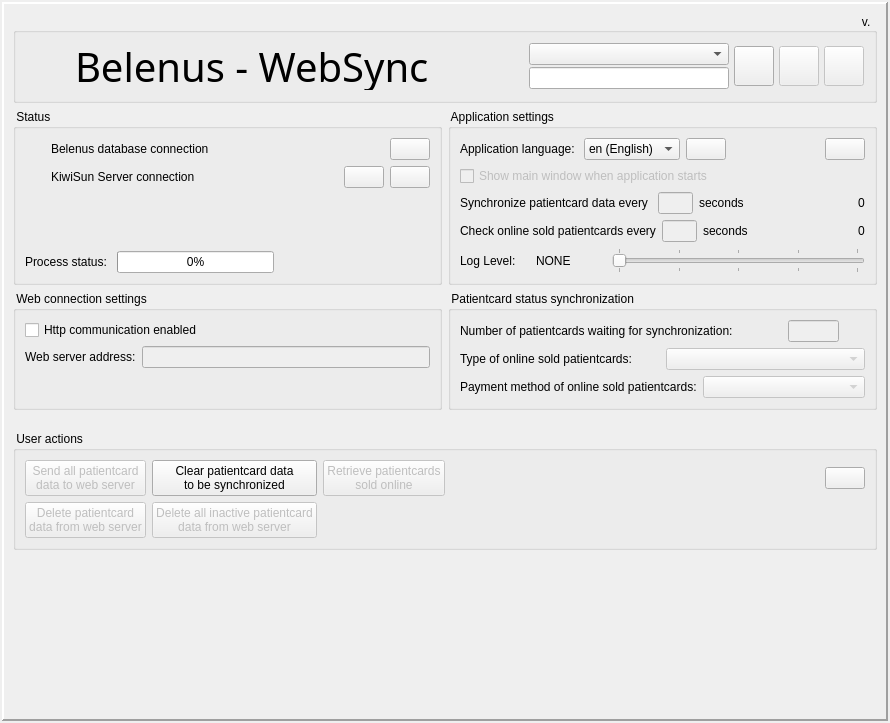
Qt form websync/dlgmain.ui (tbikfalvi/Belenus) before a commit.
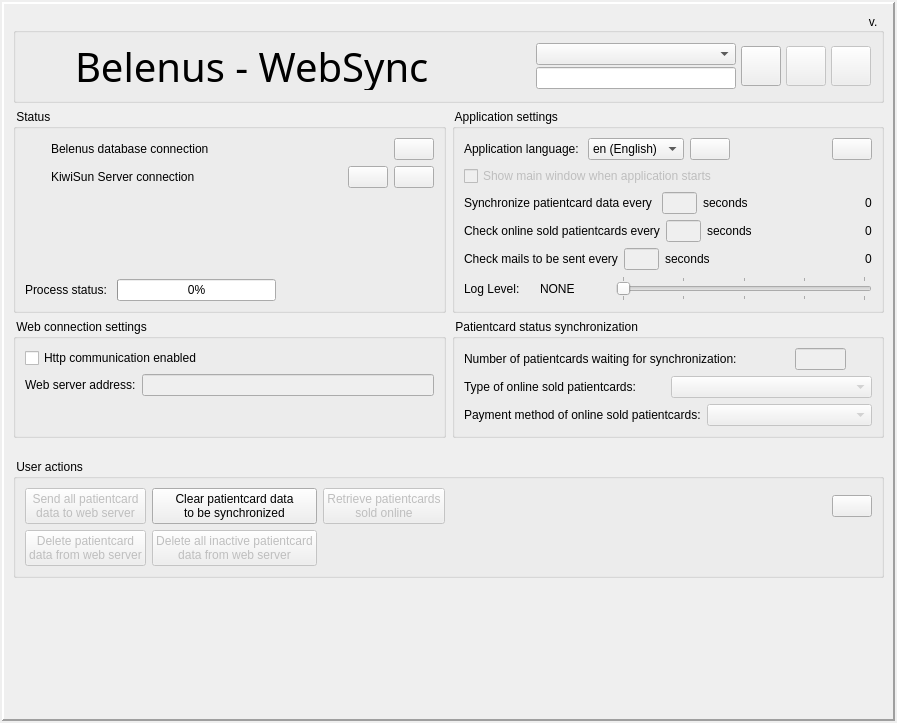
The same form after that commit. Icons and pictures are not drawn.

The edit to the form file:
```diff
--- a/websync/dlgmain.ui
+++ b/websync/dlgmain.ui
@@ -6,7 +6,7 @@
    <rect>
     <x>0</x>
     <y>0</y>
-    <width>890</width>
+    <width>897</width>
     <height>723</height>
    </rect>
   </property>
@@ -702,6 +702,57 @@
              </item>
             </layout>
            </item>
+           <item>
+            <layout class="QHBoxLayout" name="horizontalLayout_15">
+             <item>
+              <widget class="QLabel" name="lblTimerMailSendCheck">
+               <property name="text">
+                <string>Check mails to be sent every</string>
+               </property>
+              </widget>
+             </item>
+             <item>
+              <widget class="QLineEdit" name="ledTimerMailSendCheck">
+               <property name="enabled">
+                <bool>false</bool>
+               </property>
+               <property name="maximumSize">
+                <size>
+                 <width>35</width>
+                 <height>16777215</height>
+                </size>
+               </property>
+              </widget>
+             </item>
+             <item>
+              <widget class="QLabel" name="lblSeconds3">
+               <property name="text">
+                <string>seconds</string>
+               </property>
+              </widget>
+             </item>
+             <item>
+              <spacer name="horizontalSpacer_11">
+               <property name="orientation">
+                <enum>Qt::Horizontal</enum>
+               </property>
+               <property name="sizeHint" stdset="0">
+                <size>
+                 <width>40</width>
+                 <height>20</height>
+                </size>
+               </property>
+              </spacer>
+             </item>
+             <item>
+              <widget class="QLabel" name="lblIndexMailSendCheck">
+               <property name="text">
+                <string>0</string>
+               </property>
+              </widget>
+             </item>
+            </layout>
+           </item>
            <item>
             <layout class="QHBoxLayout" name="horizontalLayout_14">
              <item>
```
